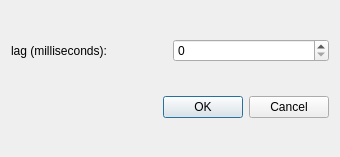
The window that MITK/Modules/UltrasonixDataSourceService/Internal/niftkUltrasonixConfigDialog.ui (NifTK/NifTK) describes before a commit, drawn with Qt 5.
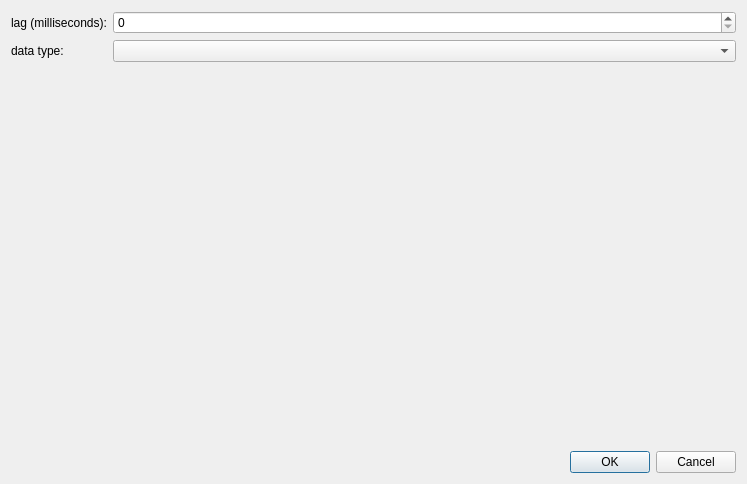
The same window after the commit.

Commit message: Issue #4901: Update ultrasonix config dialog [ci skip]

```diff
--- a/MITK/Modules/UltrasonixDataSourceService/Internal/niftkUltrasonixConfigDialog.ui
+++ b/MITK/Modules/UltrasonixDataSourceService/Internal/niftkUltrasonixConfigDialog.ui
@@ -6,32 +6,42 @@
    <rect>
     <x>0</x>
     <y>0</y>
-    <width>340</width>
-    <height>157</height>
+    <width>747</width>
+    <height>484</height>
    </rect>
   </property>
   <property name="windowTitle">
    <string>Set the Lag (in milliseconds)</string>
   </property>
-  <layout class="QHBoxLayout" name="horizontalLayout_2">
+  <layout class="QHBoxLayout" name="horizontalLayout">
    <item>
     <layout class="QVBoxLayout" name="verticalLayout">
      <item>
-      <layout class="QHBoxLayout" name="horizontalLayout">
-       <item>
+      <layout class="QFormLayout" name="formLayout">
+       <item row="0" column="0">
         <widget class="QLabel" name="label">
          <property name="text">
           <string>lag (milliseconds):</string>
          </property>
         </widget>
        </item>
-       <item>
+       <item row="0" column="1">
         <widget class="QSpinBox" name="m_LagSpinBox">
          <property name="maximum">
           <number>5000</number>
          </property>
         </widget>
        </item>
+       <item row="1" column="0">
+        <widget class="QLabel" name="label_2">
+         <property name="text">
+          <string>data type:</string>
+         </property>
+        </widget>
+       </item>
+       <item row="1" column="1">
+        <widget class="QComboBox" name="m_DataTypeComboBox"/>
+       </item>
       </layout>
      </item>
      <item>
```
